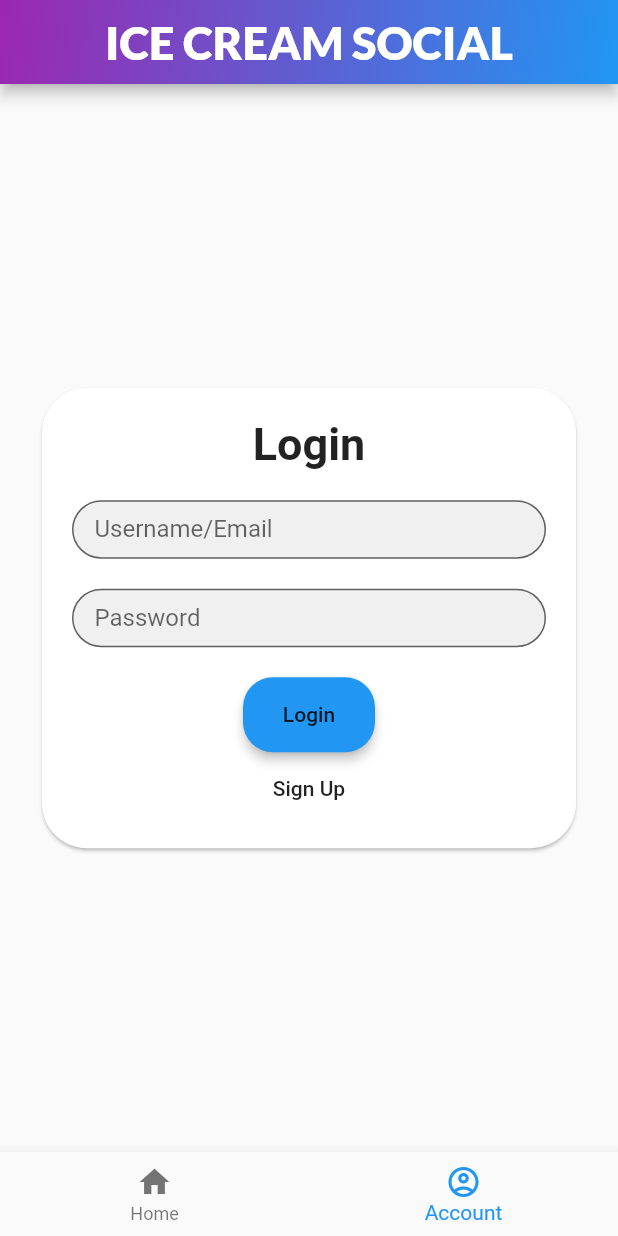
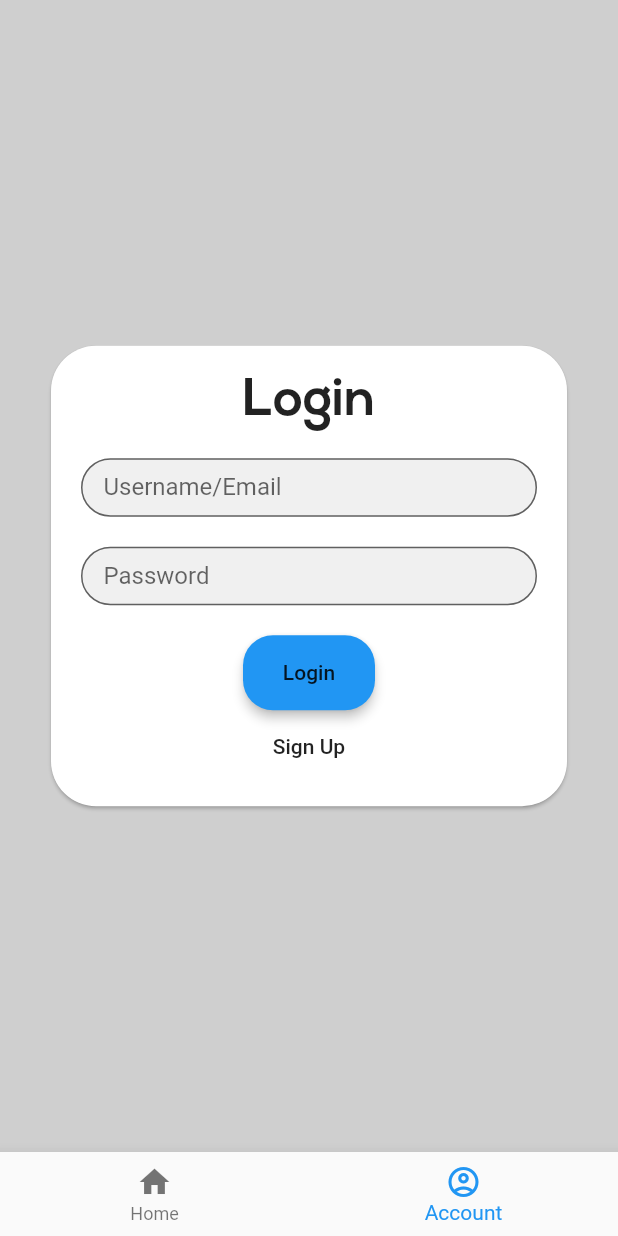
Before and after one commit to khalludi/ice-cream-app, a Flutter app: the screen it shows after launch, item 2 of the bottom bar chosen, on a phone screen of 412 x 824 dp. Run offline on Flutter 3.47's test engine with Material 2 defaults, Android fonts, the phone set to English and light mode, and no system bars; our stand-ins replace firebase_auth, firebase_core, flutter_rating_bar; missing offline and left inert: flappy_search_bar; accounts and stored records are empty.

Commit message:
Added Nexa font; Moved appBar to search Widget

```diff
--- a/lib/login/login_screen.dart
+++ b/lib/login/login_screen.dart
@@ -41,8 +41,9 @@ class _LoginScreenState extends State<LoginScreen> {
   Widget build(BuildContext context) {
     return Scaffold(
       // appBar: AppBar(title: Text('Login'),),
+        backgroundColor: Color(0xFFcfcfcf),
         body: Container(
-            padding: EdgeInsets.all(24),
+            padding: EdgeInsets.all(30),
             child: Center(
                 child: Card (
                     shape: RoundedRectangleBorder(
@@ -71,8 +72,9 @@ class _LoginScreenState extends State<LoginScreen> {
         child: Text(
             _isLogin ? 'Login' : 'New User',
             style: TextStyle(
-              fontSize: 30,
-              fontWeight: FontWeight.bold,
+              fontFamily: 'Nexa',
+              fontSize: 35,
+              fontWeight: FontWeight.w700,
             )
         )
     );
--- a/lib/main.dart
+++ b/lib/main.dart
@@ -61,7 +61,7 @@ class _HomePageState extends State<HomePage> {
 
     return MaterialApp(
       home: Scaffold(
-        appBar: _buildBar(context),
+        // appBar: _buildBar(context),
         body: chooseWidget(),
         /**Bottom navigation drawer.**/
         bottomNavigationBar: BottomNavigationBar(
@@ -87,7 +87,7 @@ class _HomePageState extends State<HomePage> {
     return new AppBar(
       centerTitle: true,
       title: Text('ICE CREAM SOCIAL',
-          style: TextStyle(fontFamily: 'Lato', fontSize: 30)),
+          style: TextStyle(fontFamily: 'Nexa', fontSize: 30, fontWeight: FontWeight.w700)),
       flexibleSpace: Container(
         decoration: BoxDecoration(
             gradient: LinearGradient(
--- a/pubspec.yaml
+++ b/pubspec.yaml
@@ -82,3 +82,9 @@ flutter:
     - family: Lato
       fonts:
         - asset: fonts/Lato-Black.ttf
+
+    - family: Nexa
+      fonts:
+        - asset: fonts/Nexa-Light.otf
+        - asset: fonts/Nexa-Bold.otf
+          weight: 700
```
Also changed, not shown: lib/HomePage/search.dart (+20 -1 lines), fonts/Nexa-Bold.otf (added), fonts/Nexa-Light.otf (added).
